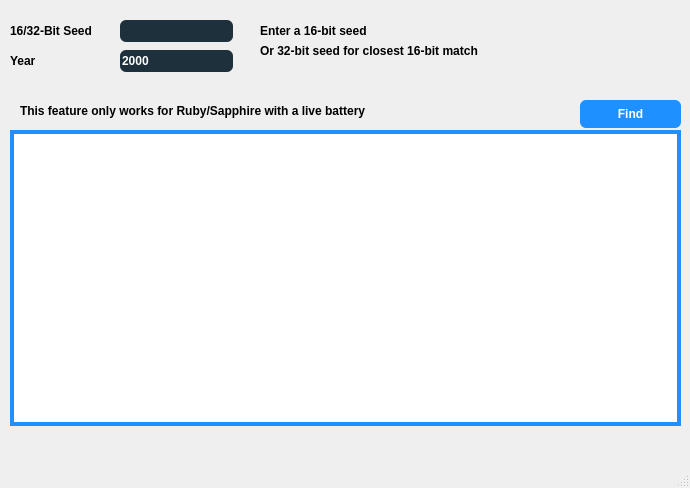
First picture: the form in Forms/SeedToTime3.ui, repository Admiral-Fish/PokeFinder, before the edit.
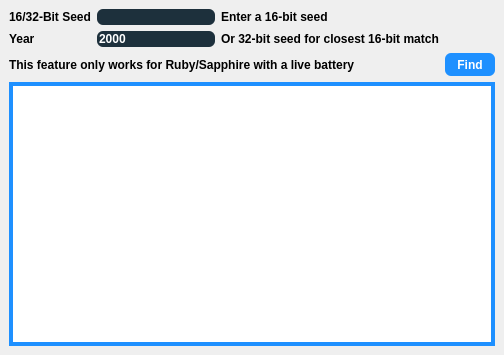
Second picture: the form after the edit. Custom widgets are drawn as their Qt base class.

What changed in the file:
```diff
--- a/Forms/SeedToTime3.ui
+++ b/Forms/SeedToTime3.ui
@@ -6,10 +6,16 @@
    <rect>
     <x>0</x>
     <y>0</y>
-    <width>690</width>
-    <height>488</height>
+    <width>504</width>
+    <height>355</height>
    </rect>
   </property>
+  <property name="minimumSize">
+   <size>
+    <width>504</width>
+    <height>355</height>
+   </size>
+  </property>
   <property name="windowTitle">
    <string>MainWindow</string>
   </property>
@@ -63,90 +69,76 @@
 </string>
   </property>
   <widget class="QWidget" name="centralwidget">
+   <layout class="QGridLayout" name="gridLayout_2">
+    <item row="0" column="0">
+     <layout class="QGridLayout" name="gridLayout">
+      <item row="0" column="0">
    <widget class="QLabel" name="seedLabel">
-    <property name="geometry">
-     <rect>
-      <x>10</x>
-      <y>20</y>
-      <width>111</width>
-      <height>21</height>
-     </rect>
-    </property>
     <property name="text">
      <string>16/32-Bit Seed</string>
     </property>
    </widget>
-   <widget class="QTextBox" name="seedToTimeSeed">
-    <property name="geometry">
-     <rect>
-      <x>120</x>
-      <y>20</y>
-      <width>113</width>
-      <height>22</height>
-     </rect>
-    </property>
-   </widget>
-   <widget class="QTextBox" name="seedToTimeYear">
-    <property name="geometry">
-     <rect>
-      <x>120</x>
-      <y>50</y>
-      <width>113</width>
-      <height>22</height>
-     </rect>
-    </property>
-    <property name="text">
-     <string>2000</string>
-    </property>
-   </widget>
-   <widget class="QLabel" name="yearLabel">
-    <property name="geometry">
-     <rect>
-      <x>10</x>
-      <y>50</y>
-      <width>111</width>
-      <height>21</height>
-     </rect>
-    </property>
-    <property name="text">
-     <string>Year</string>
-    </property>
-   </widget>
+      </item>
+      <item row="0" column="1">
+       <widget class="QTextBox" name="seedToTimeSeed"/>
+      </item>
+      <item row="0" column="2">
    <widget class="QLabel" name="descriptionLabel1">
-    <property name="geometry">
-     <rect>
-      <x>260</x>
-      <y>20</y>
-      <width>241</width>
-      <height>21</height>
-     </rect>
-    </property>
     <property name="text">
      <string>Enter a 16-bit seed</string>
     </property>
    </widget>
+      </item>
+      <item row="1" column="0">
+       <widget class="QLabel" name="yearLabel">
+        <property name="text">
+         <string>Year</string>
+        </property>
+       </widget>
+      </item>
+      <item row="1" column="1">
+       <widget class="QTextBox" name="seedToTimeYear">
+        <property name="text">
+         <string>2000</string>
+        </property>
+       </widget>
+      </item>
+      <item row="1" column="2">
    <widget class="QLabel" name="descriptionLabel2">
-    <property name="geometry">
-     <rect>
-      <x>260</x>
-      <y>40</y>
-      <width>291</width>
-      <height>21</height>
-     </rect>
-    </property>
     <property name="text">
      <string>Or 32-bit seed for closest 16-bit match</string>
     </property>
    </widget>
+      </item>
+      <item row="2" column="0" colspan="3">
+       <widget class="QLabel" name="descriptionLabel3">
+        <property name="text">
+         <string>This feature only works for Ruby/Sapphire with a live battery</string>
+        </property>
+       </widget>
+      </item>
+      <item row="2" column="3">
+       <widget class="QPushButton" name="pushButtonFind">
+        <property name="minimumSize">
+         <size>
+          <width>50</width>
+          <height>23</height>
+         </size>
+        </property>
+        <property name="styleSheet">
+         <string notr="true">QPushButton {
+	background-color: DodgerBlue;
+}</string>
+        </property>
+        <property name="text">
+         <string>Find</string>
+        </property>
+       </widget>
+      </item>
+     </layout>
+    </item>
+    <item row="1" column="0">
    <widget class="QTableView" name="tableViewGenerator">
-    <property name="geometry">
-     <rect>
-      <x>10</x>
-      <y>130</y>
-      <width>671</width>
-      <height>296</height>
-     </rect>
-    </property>
     <property name="maximumSize">
      <size>
       <width>16777215</width>
@@ -175,37 +167,8 @@
      <number>20</number>
     </attribute>
    </widget>
-   <widget class="QPushButton" name="pushButtonFind">
-    <property name="geometry">
-     <rect>
-      <x>580</x>
-      <y>100</y>
-      <width>101</width>
-      <height>28</height>
-     </rect>
-    </property>
-    <property name="styleSheet">
-     <string notr="true">QPushButton {
-	background-color: DodgerBlue;
-}</string>
-    </property>
-    <property name="text">
-     <string>Find</string>
-    </property>
-   </widget>
-   <widget class="QLabel" name="descriptionLabel3">
-    <property name="geometry">
-     <rect>
-      <x>20</x>
-      <y>100</y>
-      <width>421</width>
-      <height>21</height>
-     </rect>
-    </property>
-    <property name="text">
-     <string>This feature only works for Ruby/Sapphire with a live battery</string>
-    </property>
-   </widget>
+    </item>
+   </layout>
   </widget>
   <widget class="QMenuBar" name="menubar">
    <property name="geometry">
@@ -217,7 +180,6 @@
     </rect>
    </property>
   </widget>
-  <widget class="QStatusBar" name="statusbar"/>
  </widget>
  <customwidgets>
   <customwidget>
```
Left out of the diff: 6 changed lines with no effect on the pictures. Lines whose indentation alone changed are shown as unchanged.
